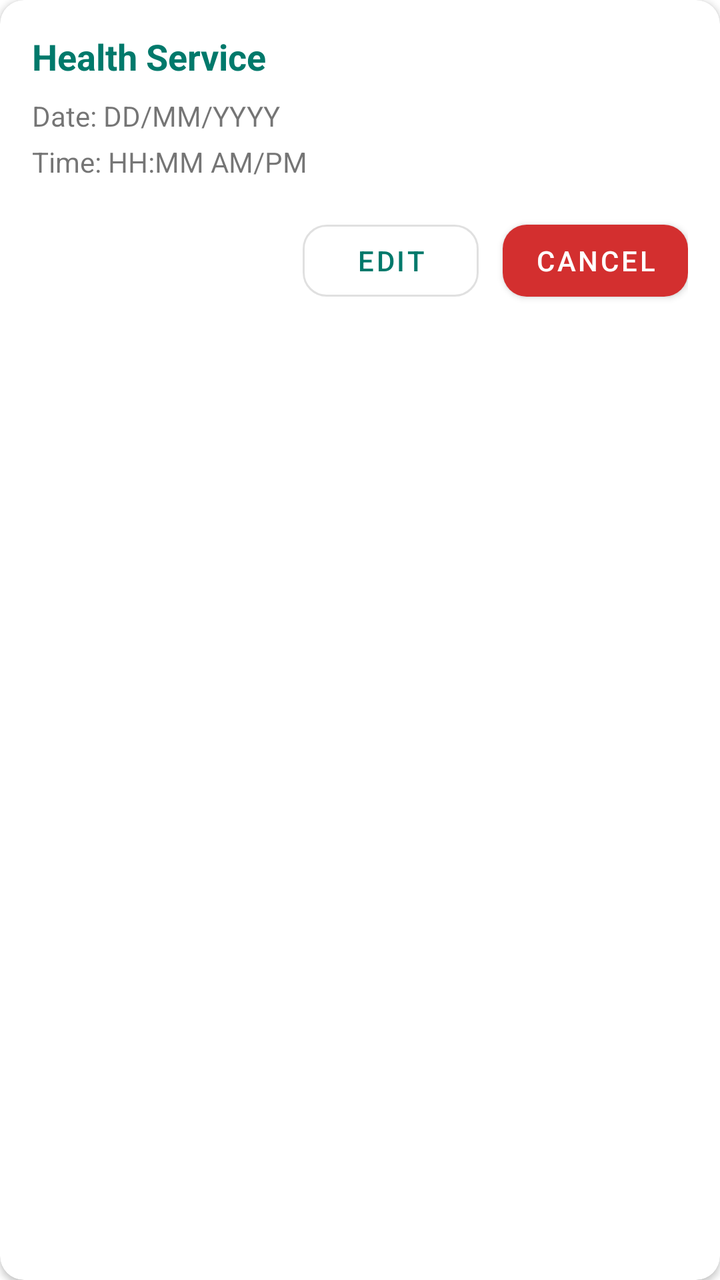
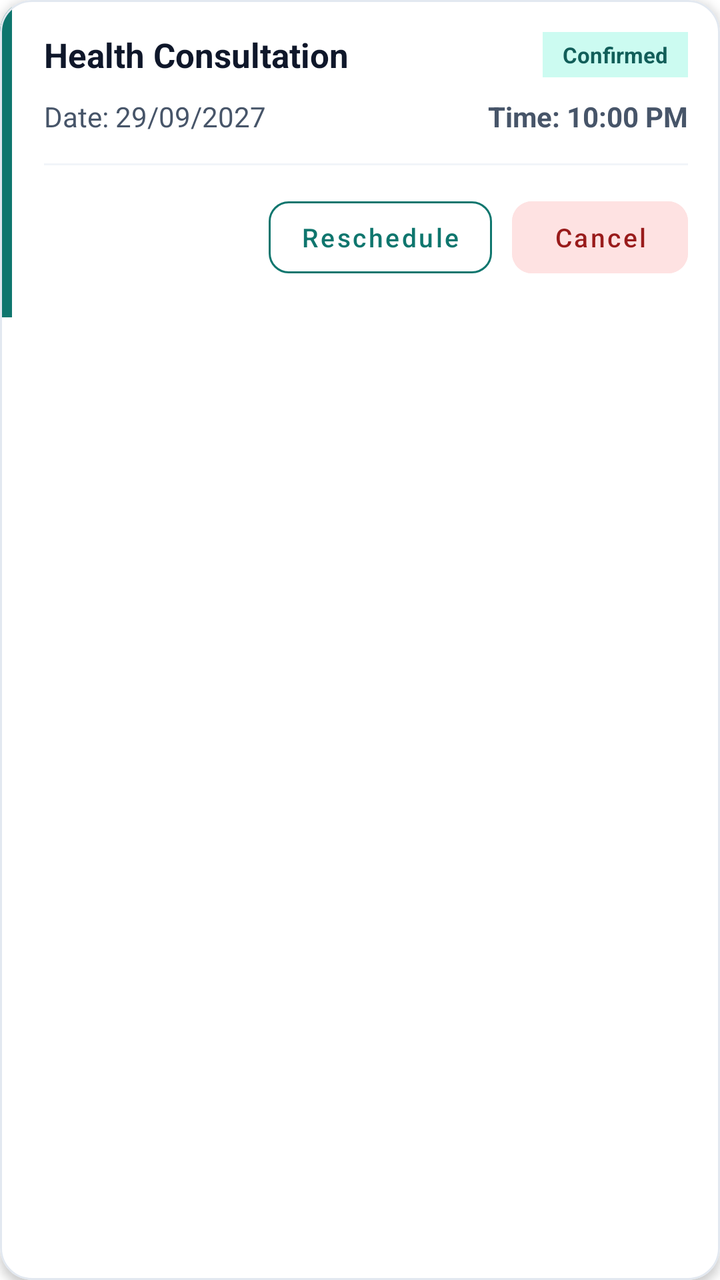

Before-and-after screenshots of an Android layout around one commit, followed by the original layout XML and the change that was made.
<!-- AndroidManifest.xml: application theme Theme.CommunityHealthSystem -->
<!-- res/layout/item_appointment.xml -->
<?xml version="1.0" encoding="utf-8"?>
<com.google.android.material.card.MaterialCardView
    xmlns:android="http://schemas.android.com/apk/res/android"
    xmlns:app="http://schemas.android.com/apk/res-auto"
    android:layout_width="match_parent"
    android:layout_height="wrap_content"
    android:layout_marginHorizontal="16dp"
    android:layout_marginVertical="8dp"
    app:cardCornerRadius="12dp"
    app:cardElevation="2dp">

    <LinearLayout
        android:layout_width="match_parent"
        android:layout_height="wrap_content"
        android:orientation="vertical"
        android:padding="16dp">

        
        <TextView
            android:id="@+id/tvService"
            android:layout_width="match_parent"
            android:layout_height="wrap_content"
            android:text="Health Service"
            android:textColor="?attr/colorPrimary"
            android:textSize="18sp"
            android:textStyle="bold" />

        
        <TextView
            android:id="@+id/tvDate"
            android:layout_width="match_parent"
            android:layout_height="wrap_content"
            android:layout_marginTop="8dp"
            android:text="Date: DD/MM/YYYY"
            android:textSize="14sp" />

        
        <TextView
            android:id="@+id/tvTime"
            android:layout_width="match_parent"
            android:layout_height="wrap_content"
            android:layout_marginTop="4dp"
            android:text="Time: HH:MM AM/PM"
            android:textSize="14sp" />

        
        <LinearLayout
            android:layout_width="match_parent"
            android:layout_height="wrap_content"
            android:layout_marginTop="16dp"
            android:gravity="end"
            android:orientation="horizontal">

            
            <com.google.android.material.button.MaterialButton
                android:id="@+id/btnEdit"
                style="@style/Widget.MaterialComponents.Button.OutlinedButton"
                android:layout_width="wrap_content"
                android:layout_height="wrap_content"
                android:layout_marginEnd="12dp"
                android:text="Edit" />

            
            <com.google.android.material.button.MaterialButton
                android:id="@+id/btnDelete"
                android:layout_width="wrap_content"
                android:layout_height="wrap_content"
                android:text="Cancel"
                app:backgroundTint="@color/errorColor" />

        </LinearLayout>

    </LinearLayout>
</com.google.android.material.card.MaterialCardView>
<!-- resources referenced by this layout -->
<resources>
  <color name="errorColor">#D32F2F</color>
  <style name="Theme.CommunityHealthSystem" parent="Theme.MaterialComponents.Light.NoActionBar">
          
          <item name="colorPrimary">@color/colorPrimary</item>
          <item name="colorPrimaryVariant">@color/colorPrimaryVariant</item>
          <item name="colorOnPrimary">@color/colorOnPrimary</item>
  
          
          <item name="colorSecondary">@color/colorSecondary</item>
          <item name="colorSecondaryVariant">@color/colorSecondaryVariant</item>
          <item name="colorOnSecondary">@color/colorOnSecondary</item>
  
          
          <item name="android:statusBarColor">?attr/colorPrimaryVariant</item>
  
          
          <item name="shapeAppearanceSmallComponent">@style/ShapeAppearance.App.SmallComponent</item>
      </style>
  <color name="colorPrimary">#00796B</color>
  <color name="colorPrimaryVariant">#004D40</color>
  <color name="colorOnPrimary">#FFFFFF</color>
  <color name="colorSecondary">#0288D1</color>
  <color name="colorSecondaryVariant">#01579B</color>
  <color name="colorOnSecondary">#FFFFFF</color>
  <style name="ShapeAppearance.App.SmallComponent" parent="ShapeAppearance.MaterialComponents.SmallComponent">
          <item name="cornerFamily">rounded</item>
          <item name="cornerSize">12dp</item>
      </style>
</resources>

<!-- the commit's change to res/layout/item_appointment.xml (unified diff, before → after) -->
@@ -1,74 +1,130 @@
 <?xml version="1.0" encoding="utf-8"?>
-<com.google.android.material.card.MaterialCardView
-    xmlns:android="http://schemas.android.com/apk/res/android"
+<com.google.android.material.card.MaterialCardView xmlns:android="http://schemas.android.com/apk/res/android"
     xmlns:app="http://schemas.android.com/apk/res-auto"
+    xmlns:tools="http://schemas.android.com/tools"
     android:layout_width="match_parent"
     android:layout_height="wrap_content"
-    android:layout_marginHorizontal="16dp"
-    android:layout_marginVertical="8dp"
-    app:cardCornerRadius="12dp"
-    app:cardElevation="2dp">
+    android:layout_marginBottom="14dp"
+    app:cardBackgroundColor="#FFFFFF"
+    app:cardCornerRadius="16dp"
+    app:cardElevation="3dp"
+    app:strokeColor="#E2E8F0"
+    app:strokeWidth="1dp"
+    tools:ignore="HardcodedText">
 
     <LinearLayout
         android:layout_width="match_parent"
         android:layout_height="wrap_content"
-        android:orientation="vertical"
-        android:padding="16dp">
+        android:orientation="horizontal">
 
         
-        <TextView
-            android:id="@+id/tvService"
-            android:layout_width="match_parent"
-            android:layout_height="wrap_content"
-            android:text="Health Service"
-            android:textColor="?attr/colorPrimary"
-            android:textSize="18sp"
-            android:textStyle="bold" />
+        <View
+            android:layout_width="6dp"
+            android:layout_height="match_parent"
+            android:background="#0F766E" />
 
-        
-        <TextView
-            android:id="@+id/tvDate"
-            android:layout_width="match_parent"
-            android:layout_height="wrap_content"
-            android:layout_marginTop="8dp"
-            android:text="Date: DD/MM/YYYY"
-            android:textSize="14sp" />
-
-        
-        <TextView
-            android:id="@+id/tvTime"
-            android:layout_width="match_parent"
-            android:layout_height="wrap_content"
-            android:layout_marginTop="4dp"
-            android:text="Time: HH:MM AM/PM"
-            android:textSize="14sp" />
-
-        
         <LinearLayout
             android:layout_width="match_parent"
             android:layout_height="wrap_content"
-            android:layout_marginTop="16dp"
-            android:gravity="end"
-            android:orientation="horizontal">
+            android:orientation="vertical"
+            android:padding="16dp">
 
             
-            <com.google.android.material.button.MaterialButton
-                android:id="@+id/btnEdit"
-                style="@style/Widget.MaterialComponents.Button.OutlinedButton"
-                android:layout_width="wrap_content"
+            <LinearLayout
+                android:layout_width="match_parent"
                 android:layout_height="wrap_content"
-                android:layout_marginEnd="12dp"
-                android:text="Edit" />
+                android:gravity="center_vertical"
+                android:orientation="horizontal">
+
+                <TextView
+                    android:id="@+id/tvService"
+                    android:layout_width="0dp"
+                    android:layout_height="wrap_content"
+                    android:layout_weight="1"
+                    android:text="Health Consultation"
+                    android:textColor="#0F172A"
+                    android:textSize="17sp"
+                    android:textStyle="bold" />
+
+                <TextView
+                    android:layout_width="wrap_content"
+                    android:layout_height="wrap_content"
+                    android:background="#CCFBF1"
+                    android:paddingStart="10dp"
+                    android:paddingTop="4dp"
+                    android:paddingEnd="10dp"
+                    android:paddingBottom="4dp"
+                    android:text="Confirmed"
+                    android:textColor="#115E59"
+                    android:textSize="11sp"
+                    android:textStyle="bold" />
+            </LinearLayout>
 
             
-            <com.google.android.material.button.MaterialButton
-                android:id="@+id/btnDelete"
-                android:layout_width="wrap_content"
+            <LinearLayout
+                android:layout_width="match_parent"
                 android:layout_height="wrap_content"
-                android:text="Cancel"
-                app:backgroundTint="@color/errorColor" />
+                android:layout_marginTop="10dp"
+                android:orientation="horizontal">
 
+                <TextView
+                    android:id="@+id/tvDate"
+                    android:layout_width="0dp"
+                    android:layout_height="wrap_content"
+                    android:layout_weight="1"
+                    android:text="Date: 29/09/2027"
+                    android:textColor="#475569"
+                    android:textSize="14sp" />
+
+                <TextView
+                    android:id="@+id/tvTime"
+                    android:layout_width="wrap_content"
+                    android:layout_height="wrap_content"
+                    android:text="Time: 10:00 PM"
+                    android:textColor="#475569"
+                    android:textSize="14sp"
+                    android:textStyle="bold" />
+            </LinearLayout>
+
+            <View
+                android:layout_width="match_parent"
+                android:layout_height="1dp"
+                android:layout_marginTop="14dp"
+                android:layout_marginBottom="12dp"
+                android:background="#F1F5F9" />
+
+            
+            <LinearLayout
+                android:layout_width="match_parent"
+                android:layout_height="wrap_content"
+                android:gravity="end"
+                android:orientation="horizontal">
+
+                <com.google.android.material.button.MaterialButton
+                    android:id="@+id/btnEdit"
+                    style="@style/Widget.MaterialComponents.Button.OutlinedButton"
+                    android:layout_width="wrap_content"
+                    android:layout_height="48dp"
+                    android:layout_marginEnd="10dp"
+                    android:text="Reschedule"
+                    android:textAllCaps="false"
+                    android:textColor="#0F766E"
+                    android:textSize="13sp"
+                    app:cornerRadius="10dp"
+                    app:strokeColor="#0F766E" />
+
+                <com.google.android.material.button.MaterialButton
+                    android:id="@+id/btnDelete"
+                    style="@style/Widget.MaterialComponents.Button.UnelevatedButton"
+                    android:layout_width="wrap_content"
+                    android:layout_height="48dp"
+                    android:backgroundTint="#FEE2E2"
+                    android:text="Cancel"
+                    android:textAllCaps="false"
+                    android:textColor="#991B1B"
+                    android:textSize="13sp"
+                    app:cornerRadius="10dp" />
+            </LinearLayout>
         </LinearLayout>
-
     </LinearLayout>
 </com.google.android.material.card.MaterialCardView>
<!-- resource entries referenced after the edit -->
@@ -1,6 +1,5 @@
 <!-- resources referenced by this layout -->
 <resources>
-  <color name="errorColor">#D32F2F</color>
   <style name="Theme.CommunityHealthSystem" parent="Theme.MaterialComponents.Light.NoActionBar">
           
           <item name="colorPrimary">@color/colorPrimary</item>
